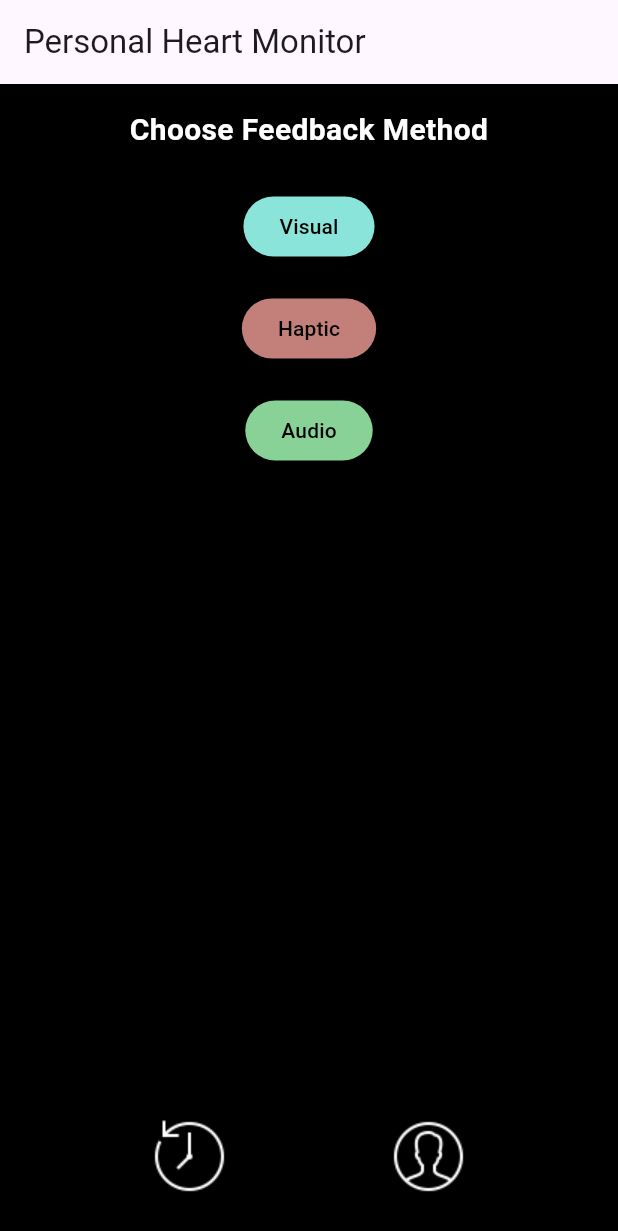
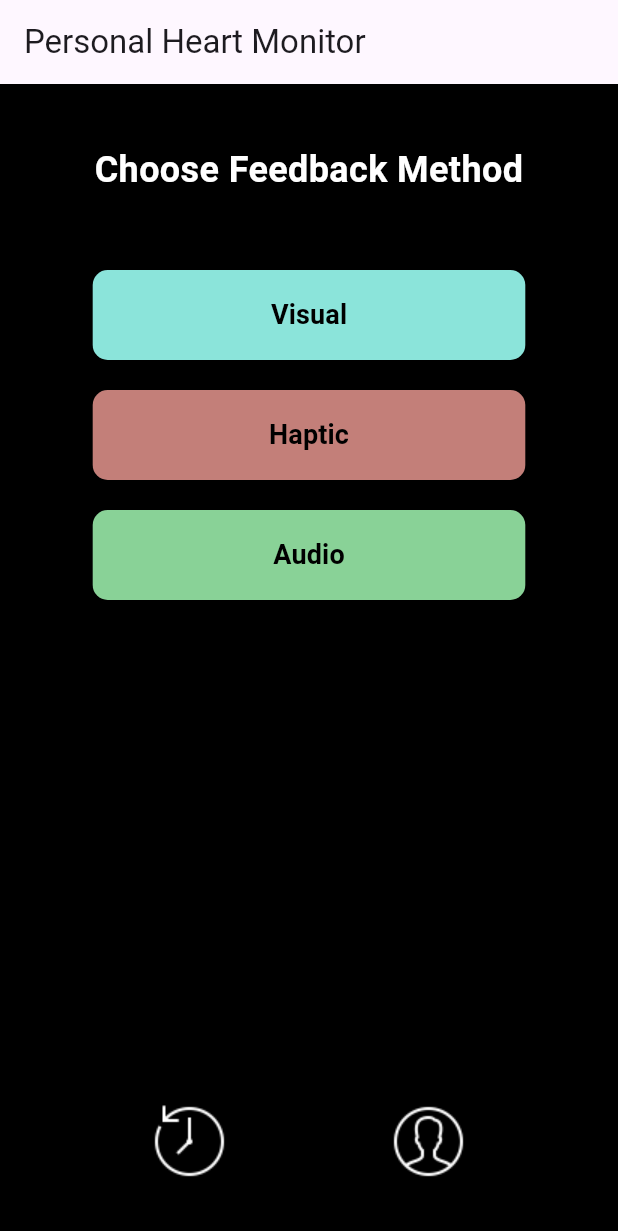
Before and after one commit to tsoofLahav/heart-rate-monitor-app, a Flutter app: the screen it shows after launch, on a phone screen of 412 x 824 dp. Shown: the top 1231 px of the screen. Run offline on Flutter 3.47's test engine with Material 3 defaults, Android fonts, the phone set to English and light mode, and no system bars; our stand-ins replace audioplayers, camera, fl_chart, vibration, video_player; missing offline and left inert: flutter_soloud, torch_light.

Commit message:
“meow”

```diff
--- a/heart_feedback/lib/selection_screen.dart
+++ b/heart_feedback/lib/selection_screen.dart
@@ -11,42 +11,36 @@ class SelectionScreen extends StatelessWidget {
       body: Column(
         mainAxisAlignment: MainAxisAlignment.center,
         children: [
+          SizedBox(height: 40), // More spacing at the top
           Padding(
-            padding: const EdgeInsets.all(16.0),
+            padding: const EdgeInsets.symmetric(horizontal: 16.0),
             child: Text(
               "Choose Feedback Method",
-              style: TextStyle(color: Colors.white, fontSize: 20, fontWeight: FontWeight.bold),
+              style: TextStyle(color: Colors.white, fontSize: 24, fontWeight: FontWeight.bold),
               textAlign: TextAlign.center,
             ),
           ),
+          SizedBox(height: 50), // More spacing before buttons
           _buildButton(context, "Visual", "visual"),
+          SizedBox(height: 20), // Increased spacing between buttons
           _buildButton(context, "Haptic", "haptic"),
+          SizedBox(height: 20),
           _buildButton(context, "Audio", "audio"),
           Spacer(),
           Padding(
-            padding: const EdgeInsets.only(bottom: 20.0),
+            padding: const EdgeInsets.only(bottom: 30.0),
             child: Row(
               mainAxisAlignment: MainAxisAlignment.spaceEvenly,
               children: [
-                IconButton(
-                  icon: Image.asset('assets/history_icon.png'),
-                  iconSize: 50,
-                  onPressed: () {
-                    Navigator.push(
+                _buildIconButton(context, 'assets/history_icon.png', 40, () {
+                  Navigator.push(
                     context,
-                    MaterialPageRoute(
-                      builder: (context) => SessionListPage(),
-                    ),
+                    MaterialPageRoute(builder: (context) => SessionListPage()),
                   );
-                  },
-                ),
-                IconButton(
-                  icon: Image.asset('assets/profile_icon.png'),
-                  iconSize: 50,
-                  onPressed: () {
-                    Navigator.pushNamed(context, '/profile');
-                  },
-                ),
+                }),
+                _buildIconButton(context, 'assets/profile_icon.png', 40, () {
+                  Navigator.pushNamed(context, '/profile');
+                }),
               ],
             ),
           ),
@@ -70,12 +64,14 @@ class SelectionScreen extends StatelessWidget {
       default:
         buttonColor = Colors.grey;
     }
-    return Padding(
-      padding: const EdgeInsets.symmetric(vertical: 10.0),
+    return SizedBox(
+      width: MediaQuery.of(context).size.width * 0.7, // Buttons spread more across the screen
+      height: 60, // Larger button height
       child: ElevatedButton(
         style: ElevatedButton.styleFrom(
           backgroundColor: buttonColor,
           foregroundColor: Colors.black, // Button text color
+          shape: RoundedRectangleBorder(borderRadius: BorderRadius.circular(10)),
         ),
         onPressed: () {
           Navigator.push(
@@ -85,8 +81,16 @@ class SelectionScreen extends StatelessWidget {
             ),
           );
         },
-        child: Text(label),
+        child: Text(label, style: TextStyle(fontSize: 18, fontWeight: FontWeight.bold)),
       ),
     );
   }
+
+  Widget _buildIconButton(BuildContext context, String assetPath, double size, VoidCallback onTap) {
+    return IconButton(
+      icon: Image.asset(assetPath),
+      iconSize: size, // Smaller icons
+      onPressed: onTap,
+    );
+  }
 }
```
Also changed, not shown: heart_feedback/lib/welcome.dart (+36 -12 lines), 1 other file.
